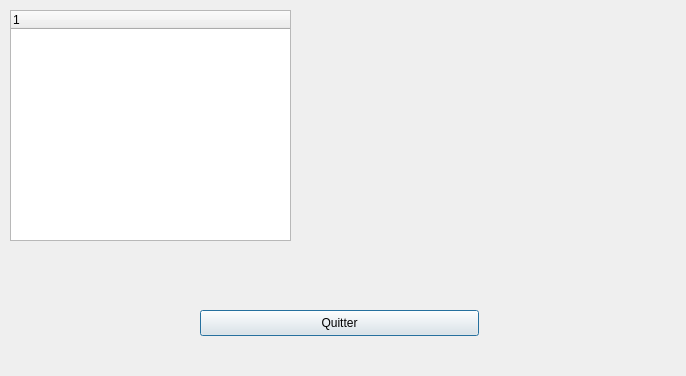
Before: the Qt Designer form PluriNotes/relationviewer.ui in hugochabs/LO21_plurinotes, drawn with Qt 5.
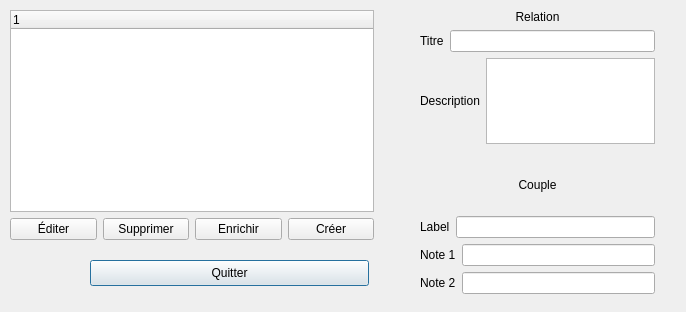
After: the same form once the commit is applied.

Commit message: MaJ de la fenetre des relations

What changed in the file:
```diff
--- a/PluriNotes/relationviewer.ui
+++ b/PluriNotes/relationviewer.ui
@@ -7,7 +7,7 @@
     <x>0</x>
     <y>0</y>
     <width>686</width>
-    <height>376</height>
+    <height>312</height>
    </rect>
   </property>
   <property name="windowTitle">
@@ -16,8 +16,8 @@
   <widget class="QPushButton" name="quit">
    <property name="geometry">
     <rect>
-     <x>200</x>
-     <y>310</y>
+     <x>90</x>
+     <y>260</y>
      <width>279</width>
      <height>26</height>
     </rect>
@@ -26,25 +26,175 @@
     <string>Quitter</string>
    </property>
   </widget>
+  <widget class="QWidget" name="layoutWidget_2">
+   <property name="geometry">
+    <rect>
+     <x>420</x>
+     <y>160</y>
+     <width>235</width>
+     <height>134</height>
+    </rect>
+   </property>
+   <layout class="QVBoxLayout" name="verticalLayout_3">
+    <item>
+     <widget class="QLabel" name="label_4">
+      <property name="text">
+       <string>Couple</string>
+      </property>
+      <property name="alignment">
+       <set>Qt::AlignCenter</set>
+      </property>
+     </widget>
+    </item>
+    <item>
+     <layout class="QHBoxLayout" name="horizontalLayout_4">
+      <item>
+       <widget class="QLabel" name="label_5">
+        <property name="text">
+         <string>Label</string>
+        </property>
+       </widget>
+      </item>
+      <item>
+       <widget class="QLineEdit" name="labelCouple"/>
+      </item>
+     </layout>
+    </item>
+    <item>
+     <layout class="QHBoxLayout" name="horizontalLayout_5">
+      <item>
+       <widget class="QLabel" name="label_6">
+        <property name="text">
+         <string>Note 1</string>
+        </property>
+       </widget>
+      </item>
+      <item>
+       <widget class="QLineEdit" name="note1"/>
+      </item>
+     </layout>
+    </item>
+    <item>
+     <layout class="QHBoxLayout" name="horizontalLayout_6">
+      <item>
+       <widget class="QLabel" name="label_7">
+        <property name="text">
+         <string>Note 2</string>
+        </property>
+       </widget>
+      </item>
+      <item>
+       <widget class="QLineEdit" name="note2"/>
+      </item>
+     </layout>
+    </item>
+   </layout>
+  </widget>
   <widget class="QWidget" name="">
    <property name="geometry">
     <rect>
      <x>10</x>
      <y>10</y>
-     <width>281</width>
-     <height>231</height>
+     <width>364</width>
+     <height>230</height>
     </rect>
    </property>
-   <layout class="QGridLayout" name="gridLayout">
-    <item row="0" column="0">
-     <widget class="QTreeWidget" name="treeWidget">
-      <column>
-       <property name="text">
-        <string notr="true">1</string>
-       </property>
-      </column>
+   <layout class="QVBoxLayout" name="verticalLayout">
+    <item>
+     <layout class="QGridLayout" name="gridLayout">
+      <item row="0" column="0">
+       <widget class="QTreeWidget" name="listRelation">
+        <column>
+         <property name="text">
+          <string notr="true">1</string>
+         </property>
+        </column>
+       </widget>
+      </item>
+     </layout>
+    </item>
+    <item>
+     <layout class="QHBoxLayout" name="horizontalLayout">
+      <item>
+       <widget class="QPushButton" name="edit">
+        <property name="text">
+         <string>Éditer</string>
+        </property>
+       </widget>
+      </item>
+      <item>
+       <widget class="QPushButton" name="delete_2">
+        <property name="text">
+         <string>Supprimer</string>
+        </property>
+       </widget>
+      </item>
+      <item>
+       <widget class="QPushButton" name="enrich">
+        <property name="text">
+         <string>Enrichir</string>
+        </property>
+       </widget>
+      </item>
+      <item>
+       <widget class="QPushButton" name="create">
+        <property name="text">
+         <string>Créer</string>
+        </property>
+       </widget>
+      </item>
+     </layout>
+    </item>
+   </layout>
+  </widget>
+  <widget class="QWidget" name="">
+   <property name="geometry">
+    <rect>
+     <x>420</x>
+     <y>10</y>
+     <width>235</width>
+     <height>134</height>
+    </rect>
+   </property>
+   <layout class="QVBoxLayout" name="verticalLayout_2">
+    <item>
+     <widget class="QLabel" name="label_3">
+      <property name="text">
+       <string>Relation</string>
+      </property>
+      <property name="alignment">
+       <set>Qt::AlignCenter</set>
+      </property>
      </widget>
     </item>
+    <item>
+     <layout class="QHBoxLayout" name="horizontalLayout_2">
+      <item>
+       <widget class="QLabel" name="label">
+        <property name="text">
+         <string>Titre</string>
+        </property>
+       </widget>
+      </item>
+      <item>
+       <widget class="QLineEdit" name="title"/>
+      </item>
+     </layout>
+    </item>
+    <item>
+     <layout class="QHBoxLayout" name="horizontalLayout_3">
+      <item>
+       <widget class="QLabel" name="label_2">
+        <property name="text">
+         <string>Description</string>
+        </property>
+       </widget>
+      </item>
+      <item>
+       <widget class="QTextEdit" name="description"/>
+      </item>
+     </layout>
+    </item>
    </layout>
   </widget>
  </widget>
```
The commit also changes 9 other files.
